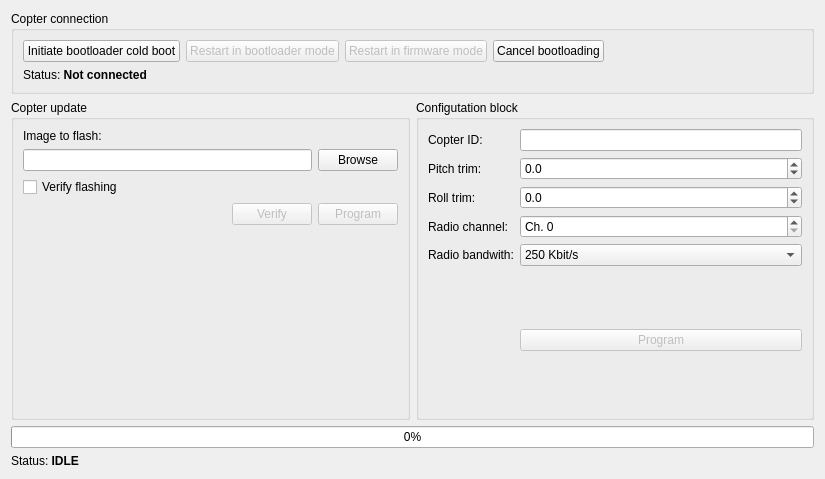
Before: the Qt Designer form lib/cfclient/ui/dialogs/bootloader.ui in bitcraze/crazyflie-clients-python, drawn with Qt 5.
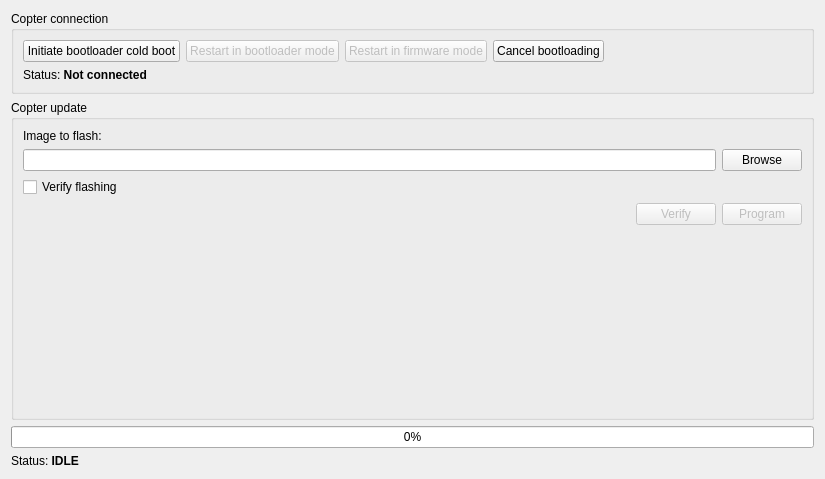
After: the same form once the commit is applied.

Commit message: Moved config for Crazyflie 1.0 to it's own dialog

Patch:
```diff
--- a/lib/cfclient/ui/dialogs/bootloader.ui
+++ b/lib/cfclient/ui/dialogs/bootloader.ui
@@ -184,163 +184,6 @@
          </layout>
         </widget>
        </item>
-       <item row="0" column="1">
-        <widget class="QGroupBox" name="configBlockGroup">
-         <property name="enabled">
-          <bool>true</bool>
-         </property>
-         <property name="title">
-          <string>Configutation block</string>
-         </property>
-         <layout class="QGridLayout" name="gridLayout_2">
-          <item row="7" column="0">
-           <widget class="QLabel" name="label_9">
-            <property name="text">
-             <string>Radio bandwith:</string>
-            </property>
-           </widget>
-          </item>
-          <item row="7" column="2">
-           <widget class="QComboBox" name="radioSpeed">
-            <property name="editable">
-             <bool>false</bool>
-            </property>
-            <property name="currentIndex">
-             <number>0</number>
-            </property>
-            <item>
-             <property name="text">
-              <string>250 Kbit/s</string>
-             </property>
-            </item>
-            <item>
-             <property name="text">
-              <string>1 MBit/s</string>
-             </property>
-            </item>
-            <item>
-             <property name="text">
-              <string> 2 MBit/s</string>
-             </property>
-            </item>
-           </widget>
-          </item>
-          <item row="2" column="0">
-           <widget class="QLabel" name="label_4">
-            <property name="text">
-             <string>Pitch trim:</string>
-            </property>
-           </widget>
-          </item>
-          <item row="3" column="0">
-           <widget class="QLabel" name="label_6">
-            <property name="text">
-             <string>Roll trim:</string>
-            </property>
-           </widget>
-          </item>
-          <item row="0" column="2">
-           <widget class="QLineEdit" name="copterId">
-            <property name="enabled">
-             <bool>true</bool>
-            </property>
-            <property name="text">
-             <string/>
-            </property>
-            <property name="readOnly">
-             <bool>true</bool>
-            </property>
-           </widget>
-          </item>
-          <item row="9" column="2">
-           <widget class="QPushButton" name="saveConfigblock">
-            <property name="enabled">
-             <bool>false</bool>
-            </property>
-            <property name="text">
-             <string>Program</string>
-            </property>
-           </widget>
-          </item>
-          <item row="6" column="0">
-           <widget class="QLabel" name="label_8">
-            <property name="text">
-             <string>Radio channel:</string>
-            </property>
-           </widget>
-          </item>
-          <item row="6" column="2">
-           <widget class="QSpinBox" name="radioChannel">
-            <property name="prefix">
-             <string>Ch. </string>
-            </property>
-            <property name="maximum">
-             <number>127</number>
-            </property>
-           </widget>
-          </item>
-          <item row="10" column="2">
-           <spacer name="verticalSpacer">
-            <property name="orientation">
-             <enum>Qt::Vertical</enum>
-            </property>
-            <property name="sizeHint" stdset="0">
-             <size>
-              <width>20</width>
-              <height>40</height>
-             </size>
-            </property>
-           </spacer>
-          </item>
-          <item row="0" column="0">
-           <widget class="QLabel" name="label_10">
-            <property name="text">
-             <string>Copter ID:</string>
-            </property>
-           </widget>
-          </item>
-          <item row="8" column="0">
-           <spacer name="verticalSpacer_2">
-            <property name="orientation">
-             <enum>Qt::Vertical</enum>
-            </property>
-            <property name="sizeHint" stdset="0">
-             <size>
-              <width>0</width>
-              <height>10</height>
-             </size>
-            </property>
-           </spacer>
-          </item>
-          <item row="2" column="2">
-           <widget class="QDoubleSpinBox" name="pitchTrim">
-            <property name="decimals">
-             <number>1</number>
-            </property>
-            <property name="minimum">
-             <double>-10.000000000000000</double>
-            </property>
-            <property name="maximum">
-             <double>10.000000000000000</double>
-            </property>
-           </widget>
-          </item>
-          <item row="3" column="2">
-           <widget class="QDoubleSpinBox" name="rollTrim">
-            <property name="decimals">
-             <number>1</number>
-            </property>
-            <property name="minimum">
-             <double>-10.000000000000000</double>
-            </property>
-            <property name="maximum">
-             <double>10.000000000000000</double>
-            </property>
-           </widget>
-          </item>
-         </layout>
-        </widget>
-       </item>
       </layout>
      </item>
      <item>
```
The commit also changes 4 other files.
